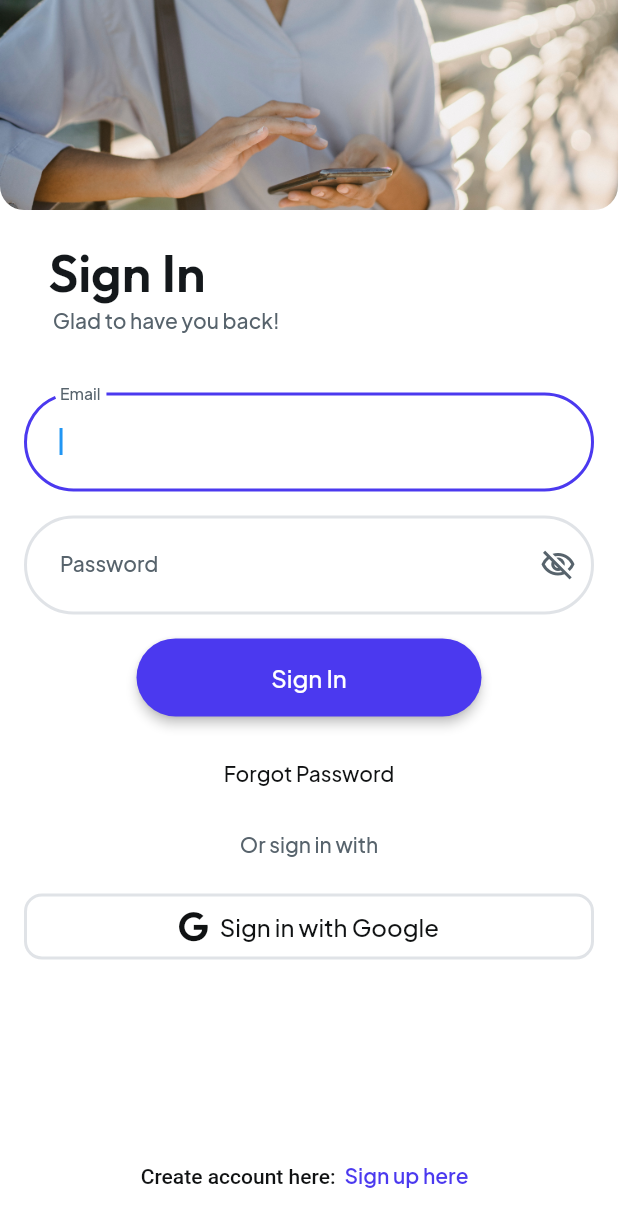
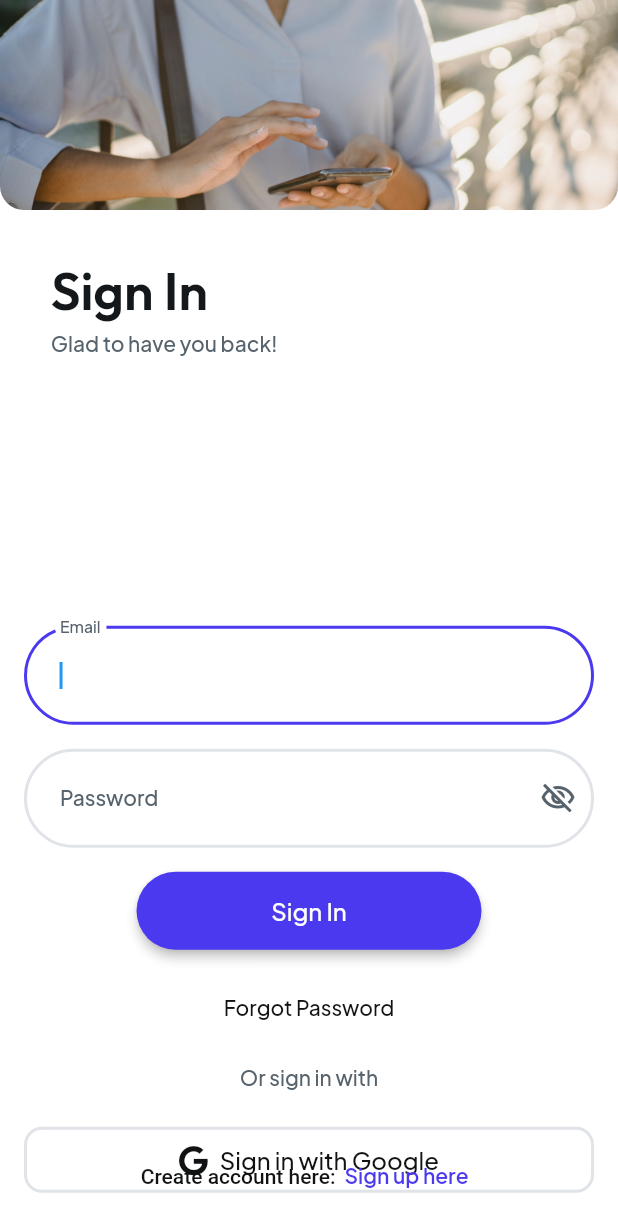
Before and after one commit to Santhosh-btw/TapTrail, a Flutter app: the Auth2Widget screen opened by its route, on a phone screen of 412 x 824 dp. Shown: the top 1232 px of the screen. Run offline on Flutter 3.47's test engine with Material 2 defaults, Android fonts, the phone set to English and light mode, and no system bars; drawn by our look-alikes of auto_size_text, flutter_animate; our stand-ins replace cached_network_image, cloud_firestore, file_picker, firebase_auth, firebase_core, firebase_storage and 14 more; missing offline and left inert: json_path, mime_type; accounts and stored records are empty; network calls fail.

Commit message:
App UI _alomost_ done

```diff
--- a/lib/auth2/auth2_widget.dart
+++ b/lib/auth2/auth2_widget.dart
@@ -96,7 +96,7 @@ class _Auth2WidgetState extends State<Auth2Widget>
                   child: Stack(
                     children: [
                       Align(
-                        alignment: AlignmentDirectional(0.0, 0.6),
+                        alignment: AlignmentDirectional(0.0, 2.31),
                         child: Padding(
                           padding: EdgeInsetsDirectional.fromSTEB(
                               0.0, 100.0, 0.0, 0.0),
@@ -840,7 +840,7 @@ class _Auth2WidgetState extends State<Auth2Widget>
                         ),
                       ),
                       Align(
-                        alignment: AlignmentDirectional(-0.79, -0.59),
+                        alignment: AlignmentDirectional(-0.78, -0.56),
                         child: Text(
                           'Sign In',
                           textAlign: TextAlign.center,
@@ -853,7 +853,7 @@ class _Auth2WidgetState extends State<Auth2Widget>
                         ),
                       ),
                       Align(
-                        alignment: AlignmentDirectional(-0.73, -0.5),
+                        alignment: AlignmentDirectional(-0.74, -0.46),
                         child: Padding(
                           padding: EdgeInsetsDirectional.fromSTEB(
                               0.0, 12.0, 0.0, 24.0),
```
